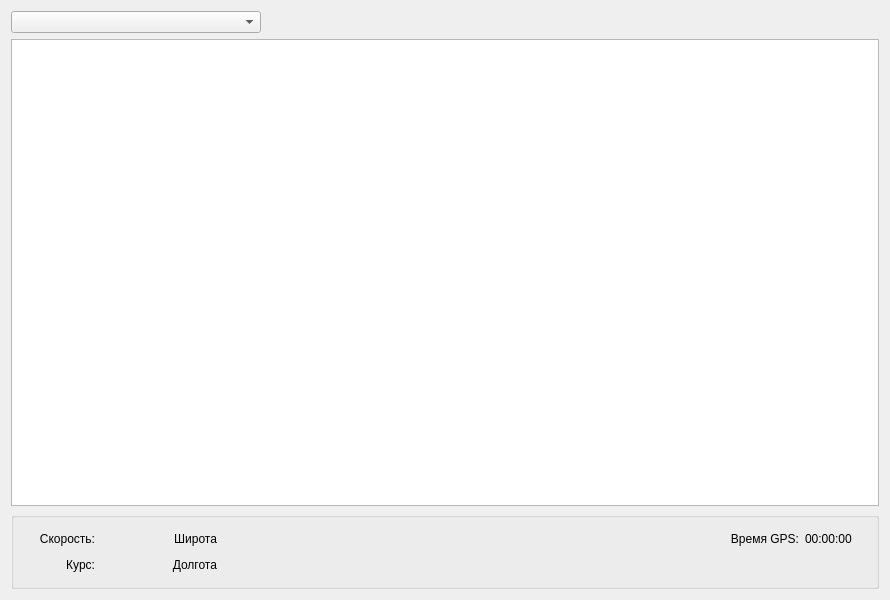
This is widget.ui in NustyNUts/GalsRepeater as Qt 5 draws it before an edit. The edited form follows.
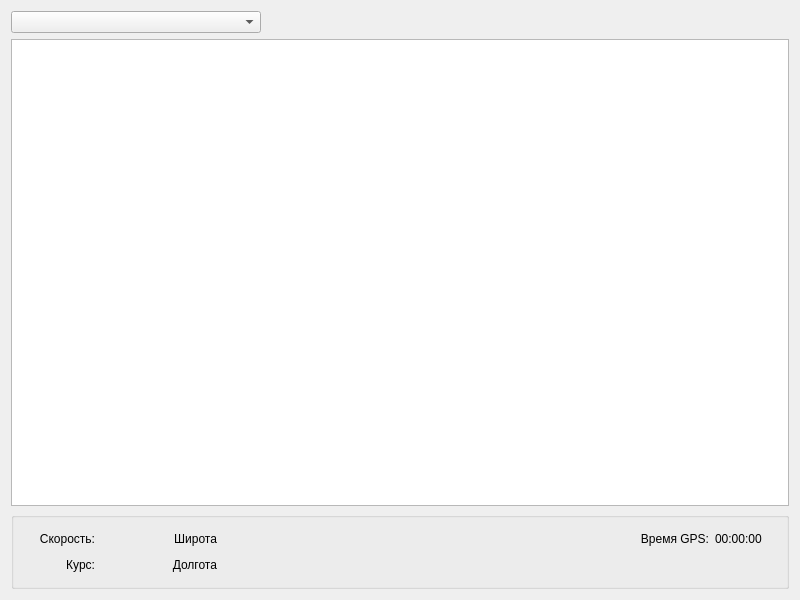
This is the edited form.

What changed in the file:
```diff
--- a/widget.ui
+++ b/widget.ui
@@ -6,12 +6,12 @@
    <rect>
     <x>0</x>
     <y>0</y>
-    <width>890</width>
+    <width>800</width>
     <height>600</height>
    </rect>
   </property>
   <property name="sizePolicy">
-   <sizepolicy hsizetype="Fixed" vsizetype="Fixed">
+   <sizepolicy hsizetype="Expanding" vsizetype="Expanding">
     <horstretch>0</horstretch>
     <verstretch>0</verstretch>
    </sizepolicy>
```
